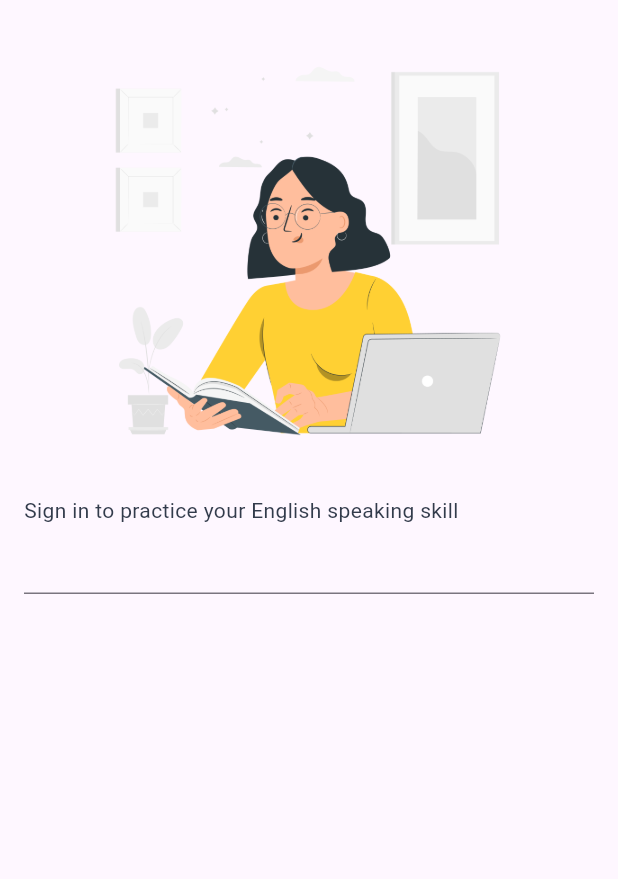
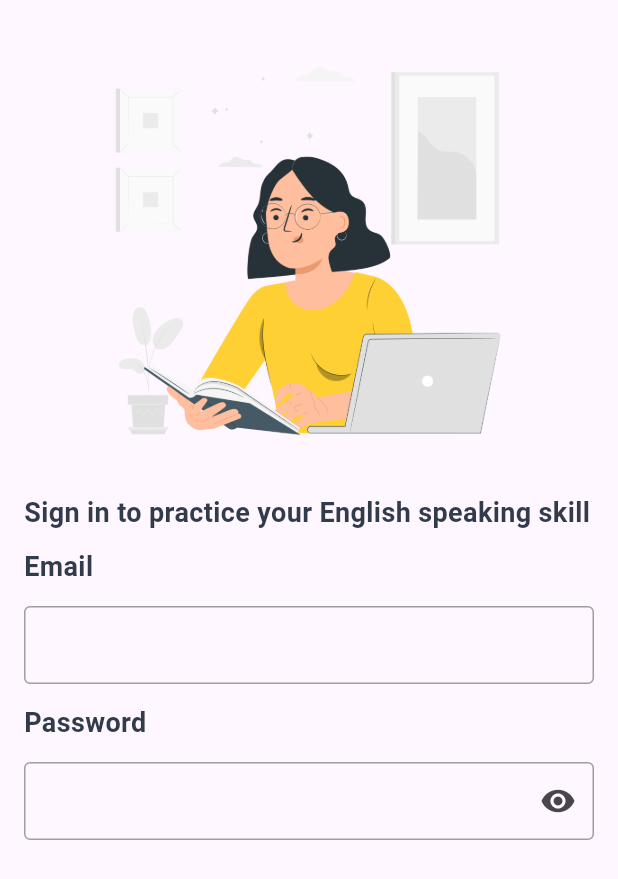
Before and after one commit to ngductuan/FluentFolio, a Flutter app: the SignInScreen screen opened by its route, on a phone screen of 412 x 824 dp. Shown: the top 879 px of the screen. Run offline on Flutter 3.47's test engine with Material 3 defaults, Android fonts, the phone set to English and light mode, and no system bars; our stand-ins replace flutter_svg, hive_flutter, smooth_page_indicator; accounts and stored records are empty.

Commit message:
update-sign-in-screen

```diff
--- a/lib/src/constants/textstyle_constant.dart
+++ b/lib/src/constants/textstyle_constant.dart
@@ -25,6 +25,13 @@ extension ExtendedTextStyle on TextStyle {
     return copyWith(
       fontSize: 22,
       height: 22 / 20,
+    );
+  }
+
+  TextStyle get fontSubHeader {
+    return copyWith(
+      fontSize: 18,
+      height: 18 / 16,
     );
   }
 
@@ -75,7 +82,7 @@ class TextStyles {
   BuildContext? context;
 
   static const TextStyle defaultStyle = TextStyle(
-    fontSize: 14,
+    fontSize: 16,
     color: ColorPalette.text1Color,
     fontWeight: FontWeight.w400,
     height: 16 / 14,
--- a/lib/src/features/accounts/presentation/views/sign_in_screen.dart
+++ b/lib/src/features/accounts/presentation/views/sign_in_screen.dart
@@ -1,8 +1,11 @@
+// ignore_for_file: public_member_api_docs, sort_constructors_first
+import 'package:flutter/material.dart';
+
 import 'package:fluentfolio/src/constants/dim_constants.dart';
+import 'package:fluentfolio/src/constants/dimensions.dart';
 import 'package:fluentfolio/src/constants/textstyle_constant.dart';
 import 'package:fluentfolio/src/helpers/asset_helper.dart';
 import 'package:fluentfolio/src/helpers/image_helpers.dart';
-import 'package:flutter/material.dart';
 
 class SignInScreen extends StatefulWidget {
   const SignInScreen({Key? key}) : super(key: key);
@@ -29,15 +32,87 @@ class _SignInScreenState extends State<SignInScreen> {
             const SizedBox(
               height: kDefaultPadding,
             ),
-            const Text(
+            Text(
               'Sign in to practice your English speaking skill',
-              style: TextStyles.defaultStyle,
+              style: TextStyles.defaultStyle.fontSubHeader.bold,
               textAlign: TextAlign.start,
             ),
-            const TextField()
+            const SizedBox(
+              height: spacing16,
+            ),
+            const InputTypeCustom(
+              title: 'Email',
+              inputType: 'email',
+            ),
+            const SizedBox(
+              height: spacing16,
+            ),
+            const InputTypeCustom(
+              title: 'Password',
+              inputType: 'password',
+            )
           ],
         ),
       ),
     );
   }
 }
+
+class InputTypeCustom extends StatelessWidget {
+  const InputTypeCustom({
+    Key? key,
+    required this.title,
+    required this.inputType,
+  }) : super(key: key);
+
+  final String title;
+  final String inputType;
+
+  // Function to determine keyboardType based on inputType
+  TextInputType _getKeyboardType(String inputType) {
+    switch (inputType) {
+      case 'email':
+        return TextInputType.emailAddress;
+      case 'password':
+        return TextInputType.visiblePassword;
+      // Add more cases as needed
+      default:
+        return TextInputType.text;
+    }
+  }
+
+  @override
+  Widget build(BuildContext context) {
+    return Column(
+      crossAxisAlignment: CrossAxisAlignment.stretch,
+      children: [
+        Text(
+          title,
+          style: TextStyles.defaultStyle.fontSubHeader.bold,
+        ),
+        const SizedBox(
+          height: spacing16,
+        ),
+        TextField(
+          style: TextStyles.defaultStyle.fontSubHeader,
+          decoration: InputDecoration(
+            border: const OutlineInputBorder(),
+            focusColor: Colors.red,
+            focusedBorder: OutlineInputBorder(
+              borderSide: BorderSide(
+                  color: Colors.yellow[700] ?? Colors.yellow, width: 2),
+            ),
+            enabledBorder: const OutlineInputBorder(
+              borderSide: BorderSide(color: Colors.grey),
+            ),
+            suffixIcon:
+                inputType == 'password' ? const Icon(Icons.visibility) : null,
+          ),
+          keyboardType: _getKeyboardType(inputType),
+          // textInputAction: TextInputAction.done,
+          obscureText: inputType == 'password' ? true : false,
+        )
+      ],
+    );
+  }
+}
```
Also changed, not shown: lib/src/constants/dimensions.dart (added, +33 -0 lines), assets/logo/fluent_folio_bg.png.
